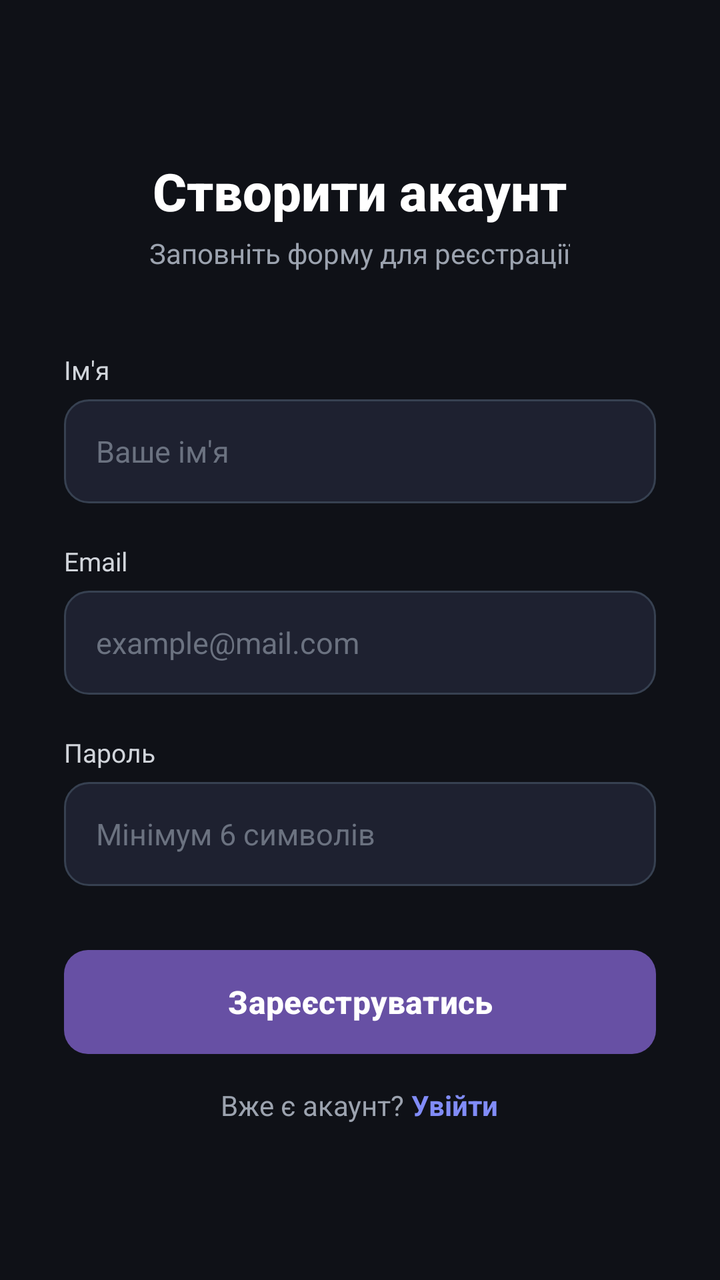
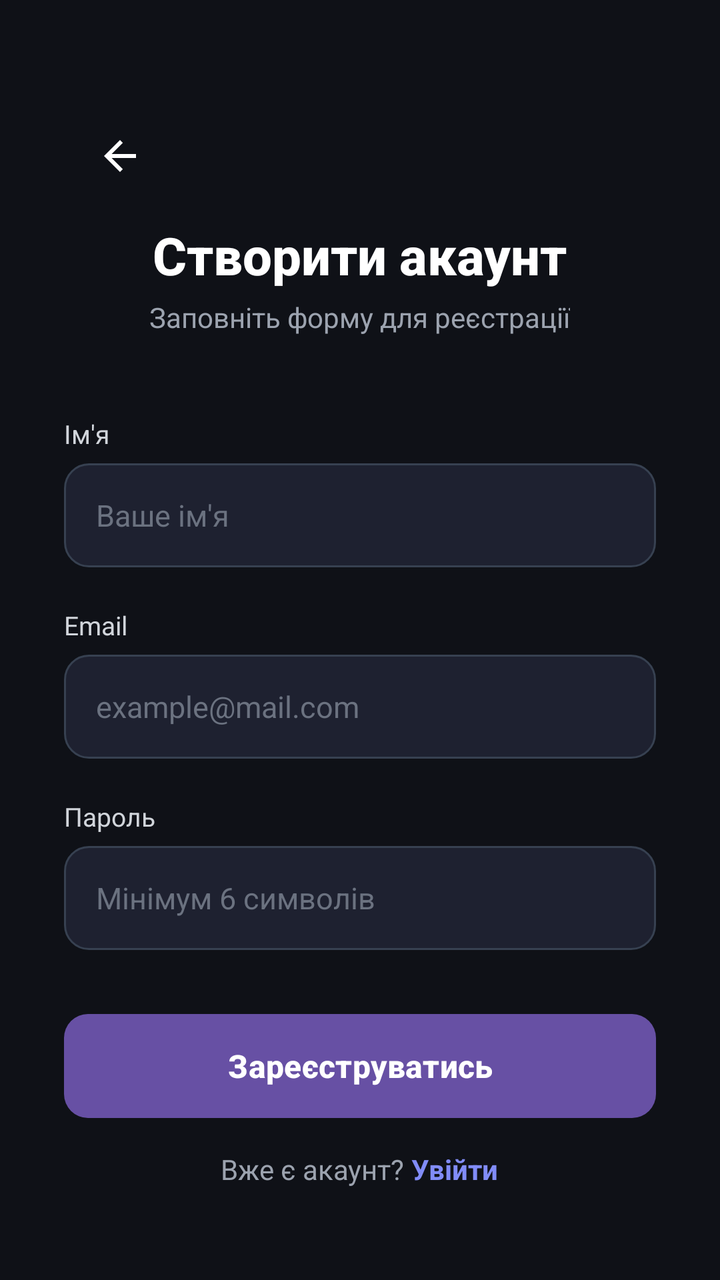

Screens rendered from an Android XML layout before and after an edit, with the pre-edit source and the edit as a unified diff.
<!-- AndroidManifest.xml: application theme Theme.Mobile -->
<!-- res/layout/activity_register.xml -->
<?xml version="1.0" encoding="utf-8"?>
<ScrollView xmlns:android="http://schemas.android.com/apk/res/android"
    xmlns:app="http://schemas.android.com/apk/res-auto"
    android:layout_width="match_parent"
    android:layout_height="match_parent"
    android:background="#0F1117"
    android:fillViewport="true">

    <LinearLayout
        android:layout_width="match_parent"
        android:layout_height="wrap_content"
        android:gravity="center"
        android:minHeight="600dp"
        android:orientation="vertical"
        android:padding="32dp">

        

        <TextView
            android:layout_width="wrap_content"
            android:layout_height="wrap_content"
            android:layout_marginBottom="4dp"
            android:fontFamily="sans-serif-medium"
            android:text="Створити акаунт"
            android:textColor="#FFFFFF"
            android:textSize="26sp"
            android:textStyle="bold" />

        <TextView
            android:layout_width="wrap_content"
            android:layout_height="wrap_content"
            android:layout_marginBottom="40dp"
            android:text="Заповніть форму для реєстрації"
            android:textColor="#9CA3AF"
            android:textSize="14sp" />

        
        <TextView
            android:layout_width="match_parent"
            android:layout_height="wrap_content"
            android:layout_marginBottom="6dp"
            android:text="Ім'я"
            android:textColor="#D1D5DB"
            android:textSize="13sp" />

        <EditText
            android:id="@+id/etRegisterName"
            android:layout_width="match_parent"
            android:layout_height="52dp"
            android:layout_marginBottom="20dp"
            android:background="@drawable/input_background"
            android:hint="Ваше ім'я"
            android:inputType="textPersonName"
            android:paddingStart="16dp"
            android:paddingEnd="16dp"
            android:textColor="#FFFFFF"
            android:textColorHint="#6B7280"
            android:textSize="15sp" />

        
        <TextView
            android:layout_width="match_parent"
            android:layout_height="wrap_content"
            android:layout_marginBottom="6dp"
            android:text="Email"
            android:textColor="#D1D5DB"
            android:textSize="13sp" />

        <EditText
            android:id="@+id/etRegisterEmail"
            android:layout_width="match_parent"
            android:layout_height="52dp"
            android:layout_marginBottom="20dp"
            android:background="@drawable/input_background"
            android:hint="example@mail.com"
            android:inputType="textEmailAddress"
            android:paddingStart="16dp"
            android:paddingEnd="16dp"
            android:textColor="#FFFFFF"
            android:textColorHint="#6B7280"
            android:textSize="15sp" />

        
        <TextView
            android:layout_width="match_parent"
            android:layout_height="wrap_content"
            android:layout_marginBottom="6dp"
            android:text="Пароль"
            android:textColor="#D1D5DB"
            android:textSize="13sp" />

        <EditText
            android:id="@+id/etRegisterPassword"
            android:layout_width="match_parent"
            android:layout_height="52dp"
            android:layout_marginBottom="32dp"
            android:background="@drawable/input_background"
            android:hint="Мінімум 6 символів"
            android:inputType="textPassword"
            android:paddingStart="16dp"
            android:paddingEnd="16dp"
            android:textColor="#FFFFFF"
            android:textColorHint="#6B7280"
            android:textSize="15sp" />

        
        <Button
            android:id="@+id/btnRegister"
            android:layout_width="match_parent"
            android:layout_height="52dp"
            android:layout_marginBottom="16dp"
            android:background="@drawable/button_primary"
            android:text="Зареєструватись"
            android:textColor="#FFFFFF"
            android:textSize="16sp"
            android:textStyle="bold" />

        
        <TextView
            android:id="@+id/tvRegisterError"
            android:layout_width="match_parent"
            android:layout_height="wrap_content"
            android:layout_marginBottom="12dp"
            android:gravity="center"
            android:textColor="#F87171"
            android:textSize="13sp"
            android:visibility="gone" />

        
        <ProgressBar
            android:id="@+id/pbRegister"
            android:layout_width="wrap_content"
            android:layout_height="wrap_content"
            android:layout_marginBottom="16dp"
            android:visibility="gone" />

        
        <LinearLayout
            android:layout_width="wrap_content"
            android:layout_height="wrap_content"
            android:gravity="center"
            android:orientation="horizontal">

            <TextView
                android:layout_width="wrap_content"
                android:layout_height="wrap_content"
                android:text="Вже є акаунт? "
                android:textColor="#9CA3AF"
                android:textSize="14sp" />

            <TextView
                android:id="@+id/tvGoToLogin"
                android:layout_width="wrap_content"
                android:layout_height="wrap_content"
                android:text="Увійти"
                android:textColor="#818CF8"
                android:textSize="14sp"
                android:textStyle="bold" />
        </LinearLayout>

    </LinearLayout>
</ScrollView>
<!-- resources referenced by this layout -->
<resources>
  <!-- drawable button_primary (drawable) -->
  <?xml version="1.0" encoding="utf-8"?>
  <shape xmlns:android="http://schemas.android.com/apk/res/android"
      android:shape="rectangle">
      <gradient
          android:angle="135"
          android:endColor="#6366F1"
          android:startColor="#818CF8"
          android:type="linear" />
      <corners android:radius="12dp" />
  </shape>
  <!-- drawable input_background (drawable) -->
  <?xml version="1.0" encoding="utf-8"?>
  <shape xmlns:android="http://schemas.android.com/apk/res/android"
      android:shape="rectangle">
      <solid android:color="#1E2130" />
      <corners android:radius="12dp" />
      <stroke
          android:width="1dp"
          android:color="#374151" />
  </shape>
  <style name="Theme.Mobile" parent="Base.Theme.Mobile" />
  <style name="Base.Theme.Mobile" parent="Theme.Material3.DayNight.NoActionBar">
          
          
      </style>
</resources>

<!-- the commit's change to res/layout/activity_register.xml (unified diff, before → after) -->
@@ -13,6 +13,26 @@
         android:minHeight="600dp"
         android:orientation="vertical"
         android:padding="32dp">
+
+        
+        <com.google.android.material.appbar.AppBarLayout
+            android:id="@+id/appBarLayout"
+            android:layout_width="match_parent"
+            android:layout_height="wrap_content"
+            android:background="#0F1117"
+            app:elevation="0dp">
+
+            <androidx.appcompat.widget.Toolbar
+                android:id="@+id/toolbar"
+                android:layout_width="match_parent"
+                android:layout_height="?attr/actionBarSize"
+                android:background="#0F1117"
+                app:navigationIcon="@drawable/ic_arrow_back"
+                app:navigationContentDescription="Назад"
+                app:titleTextColor="#FFFFFF"
+                app:subtitleTextColor="#9CA3AF" />
+
+        </com.google.android.material.appbar.AppBarLayout>
 
         
 
<!-- resource entries referenced after the edit -->
@@ -11,6 +11,18 @@
           android:type="linear" />
       <corners android:radius="12dp" />
   </shape>
+  <!-- drawable ic_arrow_back (drawable) -->
+  <?xml version="1.0" encoding="utf-8"?>
+  <vector xmlns:android="http://schemas.android.com/apk/res/android"
+      android:width="24dp"
+      android:height="24dp"
+      android:viewportWidth="24"
+      android:viewportHeight="24"
+      android:tint="#FFFFFF">
+      <path
+          android:fillColor="#FFFFFF"
+          android:pathData="M20,11H7.83l5.59,-5.59L12,4l-8,8 8,8 1.41,-1.41L7.83,13H20v-2z"/>
+  </vector>
   <!-- drawable input_background (drawable) -->
   <?xml version="1.0" encoding="utf-8"?>
   <shape xmlns:android="http://schemas.android.com/apk/res/android"
